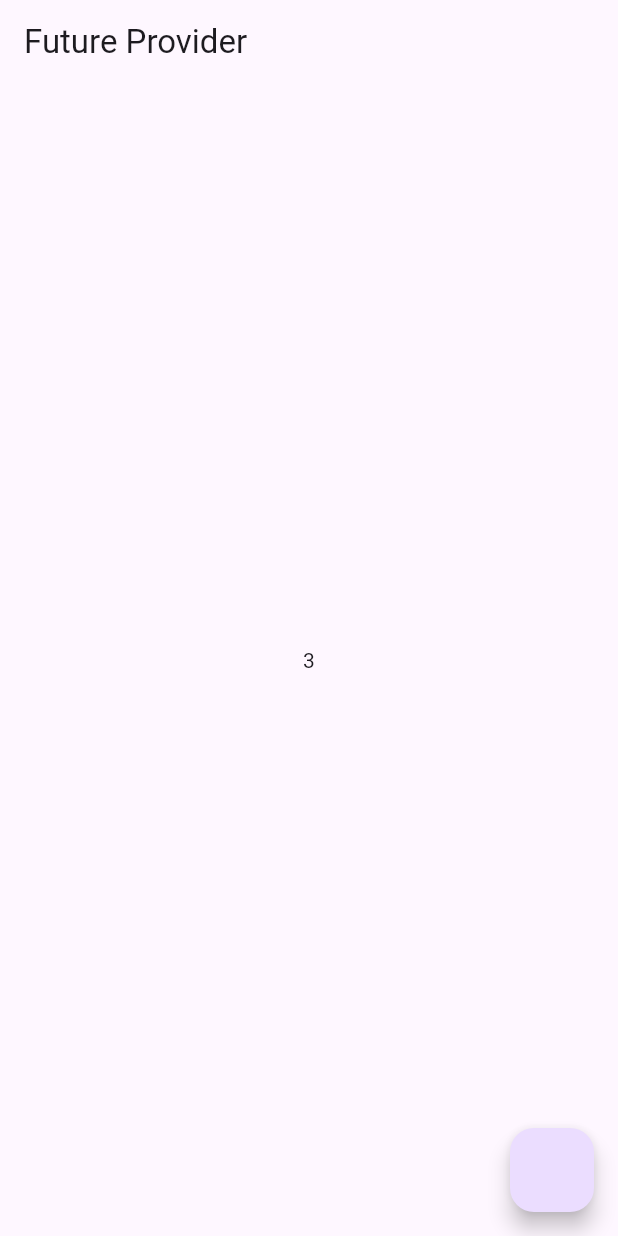
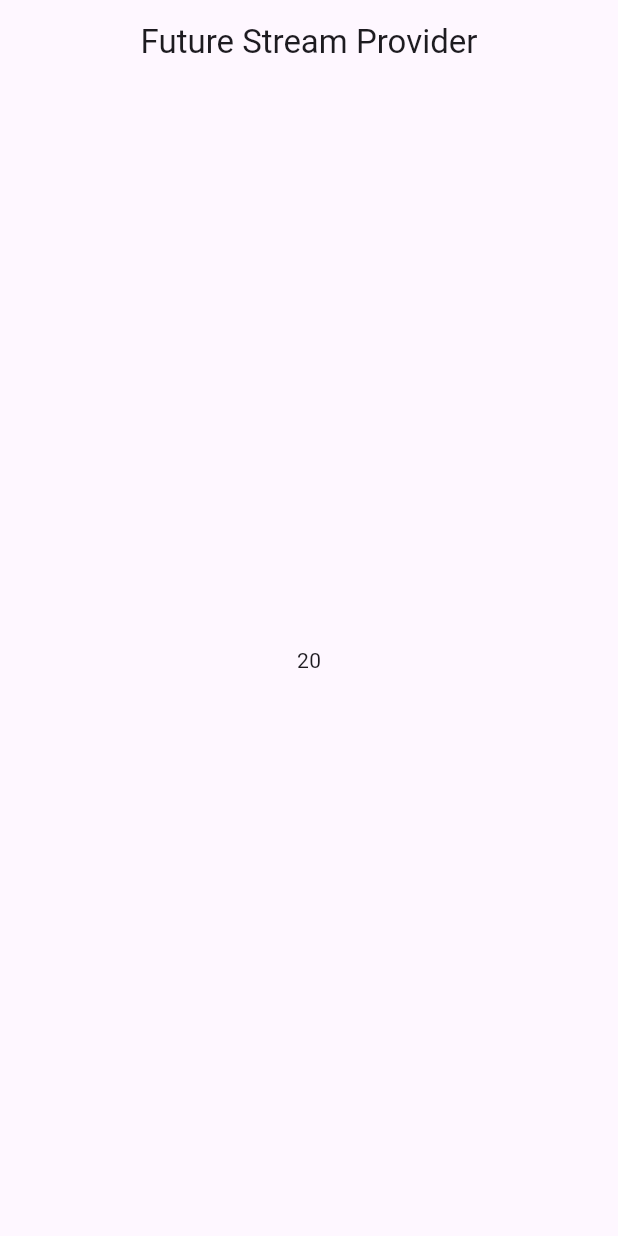
Before and after one commit to GhostCorp0/FlutterRoadmap, a Flutter app: the screen it shows after launch, on a phone screen of 412 x 824 dp. Run offline on Flutter 3.47's test engine with Material 3 defaults, Android fonts, the phone set to English and light mode, and no system bars; our stand-ins replace flutter_riverpod.

Commit message:
family_provider_done

```diff
--- /dev/null
+++ b/lib/family_builder_provider/family_provider.dart
@@ -0,0 +1,5 @@
+import 'package:flutter_riverpod/flutter_riverpod.dart';
+
+final multipleProvider = StateProvider.family<int,int>((ref,number) {
+  return number * 2;
+});
--- /dev/null
+++ b/lib/family_builder_provider/home_screen.dart
@@ -0,0 +1,22 @@
+
+
+import 'package:flutter/material.dart';
+import 'package:flutter/src/widgets/framework.dart';
+import 'package:flutter_riverpod/flutter_riverpod.dart';
+import 'package:flutter_roadmap/family_builder_provider/family_provider.dart';
+
+class HomeScreenFamilyProvider extends ConsumerWidget {
+  const HomeScreenFamilyProvider({super.key});
+
+  @override
+  Widget build(BuildContext context, WidgetRef ref) {
+    final result = ref.watch(multipleProvider(10));
+
+    return Scaffold(
+        appBar: AppBar(
+          title: Center(child: const Text('Future Stream Provider')),
+        ),
+        body: Center(child: Text(result.toString()),)
+    );
+  }
+}
--- a/lib/main.dart
+++ b/lib/main.dart
@@ -1,6 +1,7 @@
 import 'package:flutter/material.dart';
 import 'package:flutter_riverpod/flutter_riverpod.dart';
-import 'package:flutter_roadmap/future_provider/home_screen.dart';
+import 'package:flutter_roadmap/family_builder_provider/home_screen.dart';
+import 'package:flutter_roadmap/get_api_riverpod/home_screen.dart';
 
 void main() {
   runApp(const MyApp());
@@ -19,7 +20,7 @@ class MyApp extends StatelessWidget {
           colorScheme: ColorScheme.fromSeed(seedColor: Colors.deepPurple),
           useMaterial3: true,
         ),
-        home: HomeScreenFutureProvider(),
+        home: HomeScreenFamilyProvider(),
       ),
     );
   }
--- a/pubspec.yaml
+++ b/pubspec.yaml
@@ -34,6 +34,7 @@ dependencies:
   cupertino_icons: ^1.0.8
   riverpod: ^2.6.1
   flutter_riverpod: ^2.6.1
+  http:
 
 dev_dependencies:
   flutter_test:
```
Also changed, not shown: lib/get_api_riverpod/home_screen.dart (added, +30 -0 lines), lib/get_api_riverpod/post_provider.dart (added, +39 -0 lines), lib/stream_provider/home_screen.dart (added, +29 -0 lines), lib/stream_provider/stream_provider.dart (added, +14 -0 lines), pubspec.lock.
